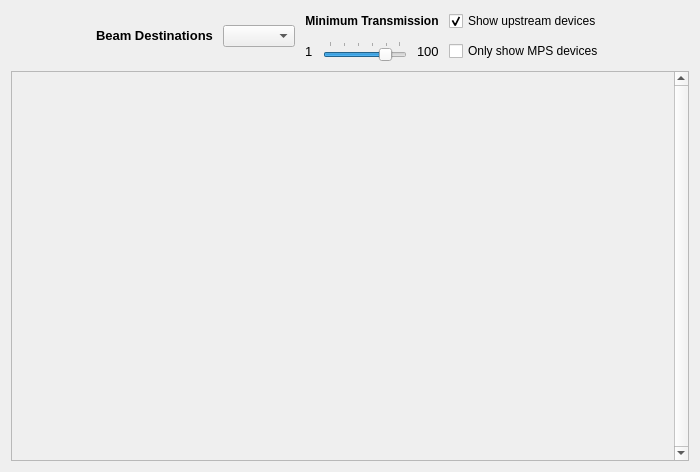
Qt form lightpath/ui/lightapp.ui (pcdshub/lightpath) before a commit.
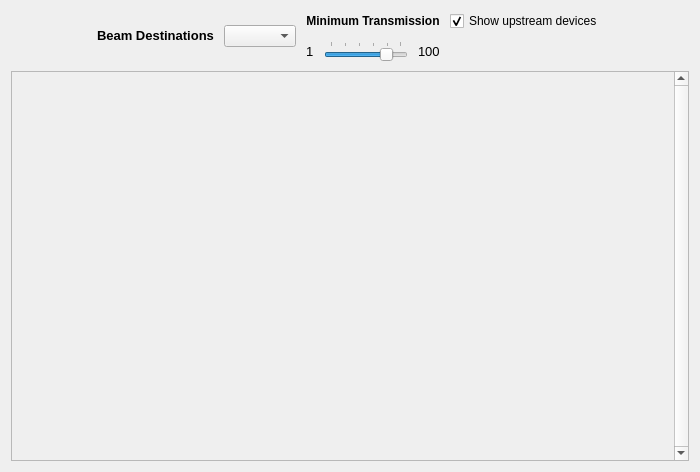
The same form after that commit.

Commit message: UI: Deprecate mps only feature from ui file

What changed in the file:
```diff
--- a/lightpath/ui/lightapp.ui
+++ b/lightpath/ui/lightapp.ui
@@ -85,16 +85,6 @@
          </item>
          <item>
           <layout class="QGridLayout" name="gridLayout">
-           <item row="2" column="1">
-            <widget class="QCheckBox" name="mps_only_check">
-             <property name="text">
-              <string>Only show MPS devices</string>
-             </property>
-             <property name="autoRepeatInterval">
-              <number>96</number>
-             </property>
-            </widget>
-           </item>
            <item row="0" column="1">
             <widget class="QCheckBox" name="upstream_check">
              <property name="enabled">
```
Left out of the diff: 2 changed lines with no effect on the pictures.
